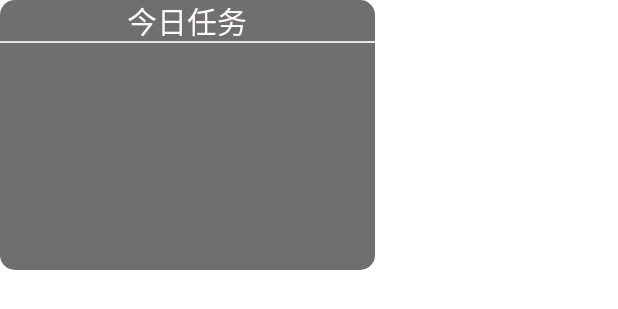
After one commit to 2quarius/remainder, an Android app: the layout app_widget.xml on its own in the app's theme, with its tools: preview values and no code run, on a phone screen of 412 x 824 dp. The commit adds this screen. Shown: the top 309 px of the screen. Run offline under Robolectric (Android 15) with nearby library versions, the phone set to English and light mode, and no system bars.

Commit message:
widget pre

```diff
--- a/trail/app/build.gradle
+++ b/trail/app/build.gradle
@@ -13,7 +13,7 @@ android {
         testInstrumentationRunner "androidx.test.runner.AndroidJUnitRunner"
         ndk {
             //设置支持的SO库架构（开发者可以根据需要，选择一个或多个平台的so）
-            abiFilters "armeabi", "armeabi-v7a", "arm64-v8a", "x86","x86_64"
+            abiFilters "armeabi", "armeabi-v7a", "arm64-v8a", "x86", "x86_64"
         }
     }
     buildTypes {
--- /dev/null
+++ b/trail/app/src/main/java/com/example/trail/Widget/WeidgetListFragment.java
@@ -0,0 +1,6 @@
+package com.example.trail.Widget;
+
+import androidx.fragment.app.Fragment;
+
+public class WeidgetListFragment extends Fragment {
+}
--- /dev/null
+++ b/trail/app/src/main/res/drawable/rectangle.xml
@@ -0,0 +1,7 @@
+<shape xmlns:android="http://schemas.android.com/apk/res/android"
+    android:shape="rectangle">
+    <solid android:color="@color/colorPrimaryNight" />
+    <corners
+        android:radius="10dp"
+        />
+</shape>
--- /dev/null
+++ b/trail/app/src/main/res/drawable/textview_line_bg.xml
@@ -0,0 +1,4 @@
+<?xml version="1.0" encoding="utf-8"?>
+<shape xmlns:android="http://schemas.android.com/apk/res/android">
+    <stroke android:width="1dp" android:color="#dadada" />
+</shape>
--- /dev/null
+++ b/trail/app/src/main/res/layout/app_widget.xml
@@ -0,0 +1,35 @@
+<RelativeLayout xmlns:android="http://schemas.android.com/apk/res/android"
+    android:layout_width="250dp"
+    android:layout_height="180dp"
+    xmlns:tools="http://schemas.android.com/tools"
+    android:background="@drawable/rectangle"
+    android:alpha="0.7"
+    android:padding="@dimen/widget_margin">
+    <TextView
+        android:id="@+id/widget_title"
+        android:text="今日任务"
+        android:textSize="20sp"
+        android:textColor="#fff7f7"
+        android:gravity="center"
+        android:background="@drawable/textview_line_bg"
+        android:layout_marginTop="-1dp"
+        android:layout_marginLeft="-1dp"
+        android:layout_marginRight="-1dp"
+        android:layout_width="match_parent"
+        android:layout_height="wrap_content" />
+    <androidx.viewpager.widget.ViewPager
+        android:id="@+id/widget_view"
+        android:layout_width="match_parent"
+        android:layout_height="wrap_content">
+    </androidx.viewpager.widget.ViewPager>
+</RelativeLayout>
+<!--<CheckBox-->
+<!--android:layout_gravity="center_vertical"-->
+<!--android:paddingLeft="5dp"-->
+<!--android:id="@+id/checkBox"-->
+<!--android:layout_width="30dp"-->
+<!--android:layout_height="30dp"-->
+<!--android:layout_weight="1"-->
+<!--android:outlineSpotShadowColor="#fff7f7"-->
+<!--android:padding="10dp"-->
+<!--android:text="CheckBox" />-->
--- a/trail/app/src/main/res/values/dimens.xml
+++ b/trail/app/src/main/res/values/dimens.xml
@@ -17,4 +17,10 @@
     <dimen name="title_height">150dp</dimen>
     <dimen name="fab">63dp</dimen>
     <dimen name="fab_ok">56dp</dimen>
+
+    <!--
+Refer to App Widget Documentation for margin information
+http://developer.android.com/guide/topics/appwidgets/index.html#CreatingLayout
+    -->
+    <dimen name="widget_margin">8dp</dimen>
 </resources>
--- a/trail/app/src/main/res/values/strings.xml
+++ b/trail/app/src/main/res/values/strings.xml
@@ -21,4 +21,9 @@
     <string name="at">\@</string>
     <string name="select_time">select a time</string>
     <string name="priority">Priority</string>
+    <string name="appwidget_text">EXAMPLE</string>
+    <string name="add_widget">Add widget</string>
+
+    <!-- TODO: Remove or change this placeholder text -->
+    <string name="hello_blank_fragment">Hello blank fragment</string>
 </resources>
```
Also changed, not shown: trail/app/src/main/AndroidManifest.xml (+68 -61 lines), trail/app/src/main/java/com/example/trail/Widget/AppWidget.java (added, +43 -0 lines), trail/app/src/main/res/layout/fragment_widget_list.xml (added, +48 -0 lines), trail/app/src/main/res/values-v14/dimens.xml (added, +10 -0 lines), trail/app/src/main/res/xml/app_widget_info.xml (added, +10 -0 lines), trail/app/src/main/res/drawable-nodpi/example_appwidget_preview.png (added), trail/app/src/main/res/drawable/box.png (added).
